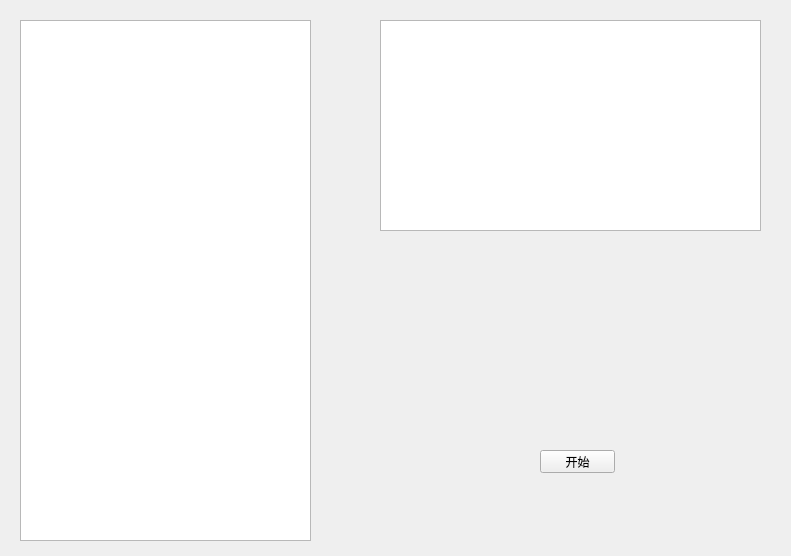
Sakuramw/multiplePoker, file single_server/poker_server.ui: the form before one commit.
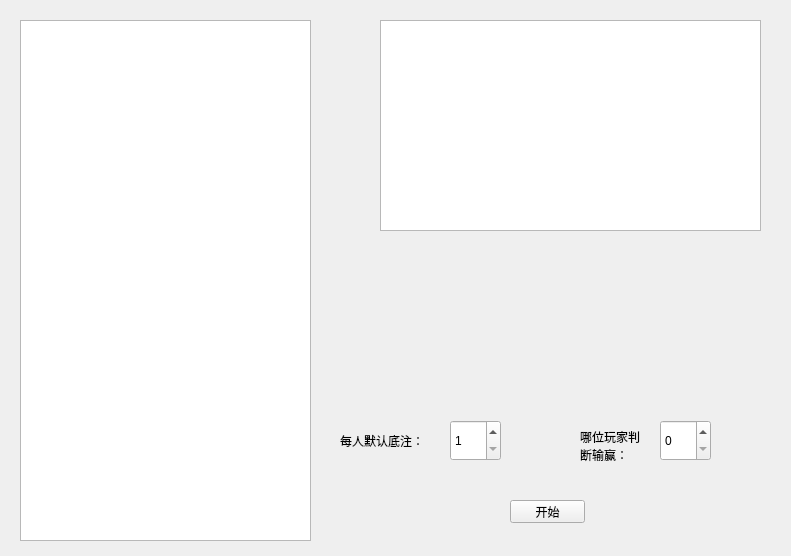
The form after the commit.

Patch:
```diff
--- a/single_server/poker_server.ui
+++ b/single_server/poker_server.ui
@@ -36,8 +36,8 @@
   <widget class="QPushButton" name="pushButton_listen">
    <property name="geometry">
     <rect>
-     <x>540</x>
-     <y>450</y>
+     <x>510</x>
+     <y>500</y>
      <width>75</width>
      <height>23</height>
     </rect>
@@ -46,6 +46,73 @@
     <string>开始</string>
    </property>
   </widget>
+  <widget class="QSpinBox" name="spinBox_money">
+   <property name="geometry">
+    <rect>
+     <x>450</x>
+     <y>420</y>
+     <width>51</width>
+     <height>41</height>
+    </rect>
+   </property>
+   <property name="minimum">
+    <number>1</number>
+   </property>
+   <property name="maximum">
+    <number>100</number>
+   </property>
+  </widget>
+  <widget class="QLabel" name="label">
+   <property name="geometry">
+    <rect>
+     <x>340</x>
+     <y>420</y>
+     <width>101</width>
+     <height>41</height>
+    </rect>
+   </property>
+   <property name="text">
+    <string>每人默认底注：</string>
+   </property>
+   <property name="wordWrap">
+    <bool>true</bool>
+   </property>
+  </widget>
+  <widget class="QLabel" name="label_2">
+   <property name="geometry">
+    <rect>
+     <x>580</x>
+     <y>420</y>
+     <width>61</width>
+     <height>51</height>
+    </rect>
+   </property>
+   <property name="text">
+    <string>哪位玩家判断输赢：</string>
+   </property>
+   <property name="wordWrap">
+    <bool>true</bool>
+   </property>
+  </widget>
+  <widget class="QSpinBox" name="spinBox_id">
+   <property name="geometry">
+    <rect>
+     <x>660</x>
+     <y>420</y>
+     <width>51</width>
+     <height>41</height>
+    </rect>
+   </property>
+   <property name="minimum">
+    <number>0</number>
+   </property>
+   <property name="maximum">
+    <number>100</number>
+   </property>
+   <property name="value">
+    <number>0</number>
+   </property>
+  </widget>
  </widget>
  <layoutdefault spacing="6" margin="11"/>
  <resources/>
```
